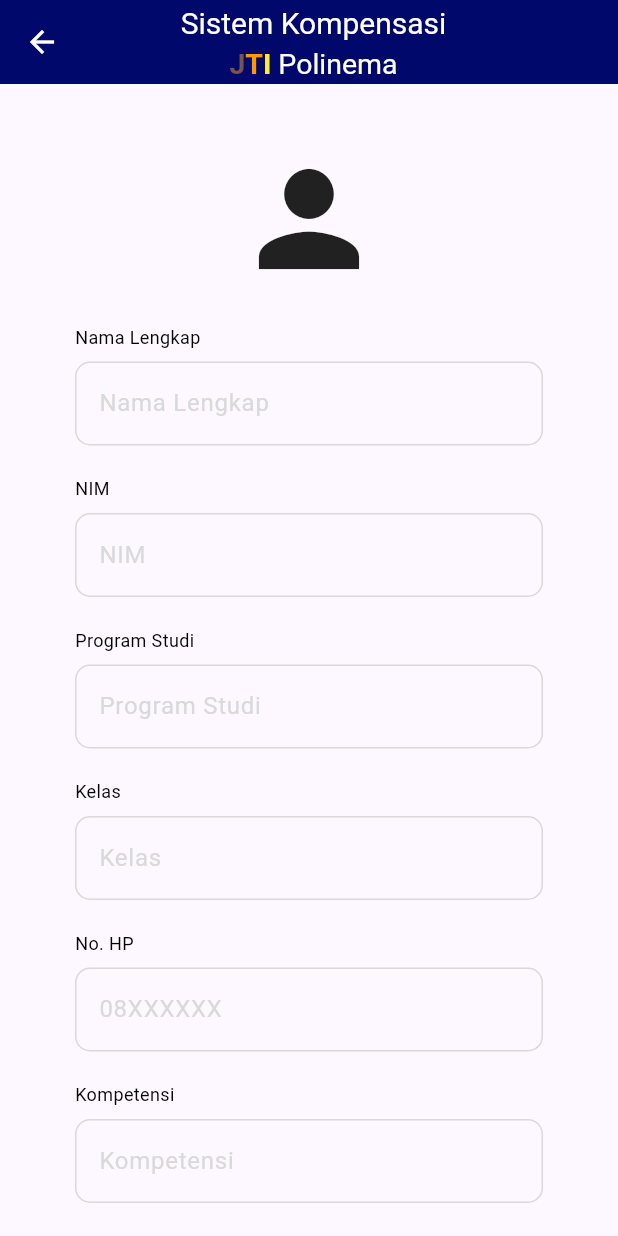
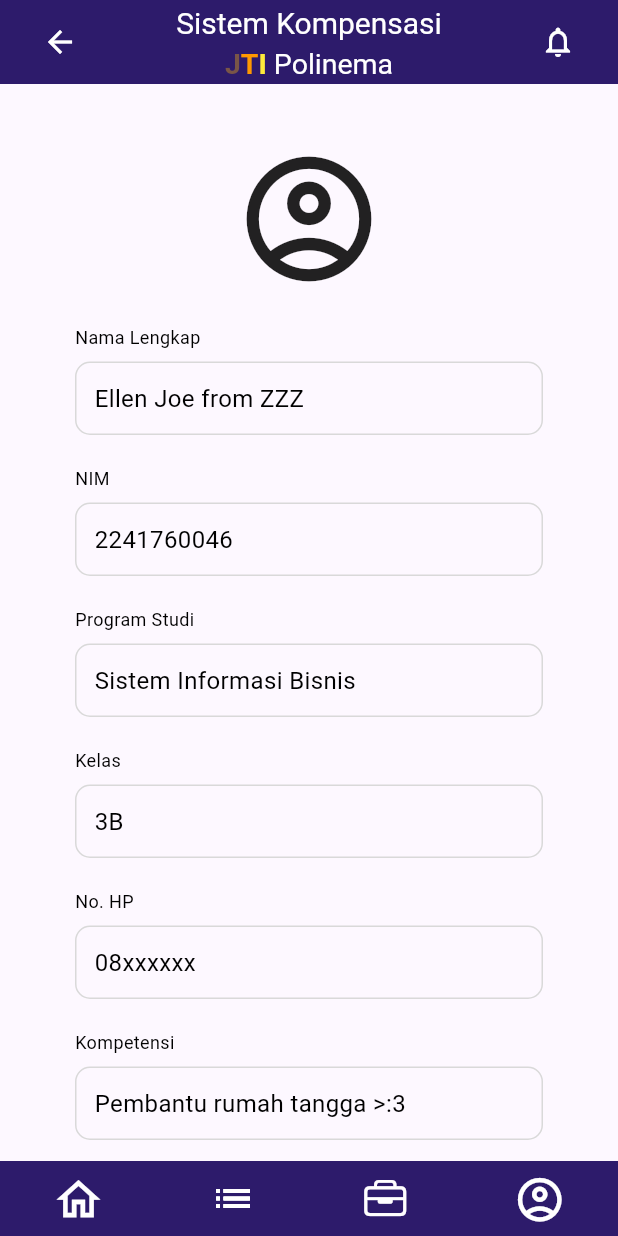
Before and after one commit to nauqi-1/Mobile_PBL, a Flutter app: the ProfilePage screen opened directly, on a phone screen of 412 x 824 dp. Run offline on Flutter 3.47's test engine with Material 3 defaults, Android fonts, the phone set to English and light mode, and no system bars.

Commit message:
Footer, Layout Header, Notif Ganti Password

```diff
--- a/lib/main.dart
+++ b/lib/main.dart
@@ -67,7 +67,7 @@ class _MyHomePageState extends State<MyHomePage> {
   Widget build(BuildContext context) {
     return Scaffold(
       appBar: AppBar(
-        backgroundColor: const Color(0xFF00086B),
+        backgroundColor: const Color(0xff2d1b6b),
         title: Center(
           child: Column(
             mainAxisSize: MainAxisSize.min,
--- a/lib/user/profile.dart
+++ b/lib/user/profile.dart
@@ -1,5 +1,7 @@
+import 'package:flutter/cupertino.dart';
 import 'package:flutter/material.dart';
-import 'package:testproject/main.dart';
+import 'change_password.dart';
+import 'edit_profile.dart';
 
 class ProfilePage extends StatefulWidget {
   const ProfilePage({super.key, required this.title});
@@ -11,24 +13,51 @@ class ProfilePage extends StatefulWidget {
 }
 
 class _ProfilePageState extends State<ProfilePage> {
+  String nama = "Ellen Joe from ZZZ";
+  String nim = "2241760046";
+  String prodi = "Sistem Informasi Bisnis";
+  String kelas = "3B";
+  String noHp = "08xxxxxx";
+  String kompetensi = "Pembantu rumah tangga >:3";
+
   void _editProfile() {
     print('Edit Profile');
+    Navigator.push(
+        context,
+        MaterialPageRoute(
+            builder: (context) => const EditProfilePage(
+                  title: 'Sistem Kompensasi',
+                )));
   }
 
   void _logOut() {
     print('Log Out');
   }
 
+  void _indexMhs() {
+    print('Index Mahasiswa');
+  }
+
+  void _notifMhs() {
+    print('Notifikasi Mahasiswa');
+  }
+
   @override
   Widget build(BuildContext context) {
     return Scaffold(
       appBar: AppBar(
-        automaticallyImplyLeading: true,
-        backgroundColor: const Color(0xFF00086B),
+        automaticallyImplyLeading: false,
+        backgroundColor: const Color(0xff2d1b6b),
         iconTheme: const IconThemeData(color: Colors.white),
         title: Row(
-          mainAxisAlignment: MainAxisAlignment.center,
+          mainAxisAlignment: MainAxisAlignment.spaceBetween,
           children: <Widget>[
+            IconButton(
+              icon: const Icon(Icons.arrow_back),
+              onPressed: () {
+                Navigator.pop(context);
+              },
+            ),
             Column(
               mainAxisSize: MainAxisSize.min,
               children: [
@@ -70,7 +99,12 @@ class _ProfilePageState extends State<ProfilePage> {
                 )
               ],
             ),
-            const SizedBox(width: 50),
+            IconButton(
+                onPressed: _notifMhs,
+                icon: const Icon(
+                  Icons.notifications_outlined,
+                  color: Colors.white,
+                ))
           ],
         ),
       ),
@@ -84,7 +118,7 @@ class _ProfilePageState extends State<ProfilePage> {
               const SizedBox(height: 20),
               const Center(
                   child: Icon(
-                Icons.person,
+                Icons.account_circle_outlined,
                 size: 100,
               )),
               const SizedBox(height: 20),
@@ -96,16 +130,19 @@ class _ProfilePageState extends State<ProfilePage> {
                 ),
               ),
               const SizedBox(height: 8),
-              const TextField(
-                decoration: InputDecoration(
-                  hintText: 'Nama Lengkap',
-                  hintStyle: TextStyle(color: Color(0xffd9d9d9)),
-                  enabledBorder: OutlineInputBorder(
-                    borderRadius: BorderRadius.all(Radius.circular(10)),
-                    borderSide: BorderSide(
-                      color: Color(0xFFd9d9d9),
-                      width: 1.0,
-                    ),
+              Container(
+                width: 500,
+                padding:
+                    const EdgeInsets.symmetric(horizontal: 12, vertical: 12),
+                decoration: BoxDecoration(
+                    border:
+                        Border.all(color: const Color(0xFFd9d9d9), width: 1),
+                    borderRadius: BorderRadius.circular(10)),
+                child: Text(
+                  nama,
+                  style: const TextStyle(
+                    fontSize: 16,
+                    color: Colors.black,
                   ),
                 ),
               ),
@@ -118,16 +155,19 @@ class _ProfilePageState extends State<ProfilePage> {
                 ),
               ),
               const SizedBox(height: 8),
-              const TextField(
-                decoration: InputDecoration(
-                  hintText: 'NIM',
-                  hintStyle: TextStyle(color: Color(0xffd9d9d9)),
-                  enabledBorder: OutlineInputBorder(
-                    borderRadius: BorderRadius.all(Radius.circular(10)),
-                    borderSide: BorderSide(
-                      color: Color(0xFFd9d9d9),
-                      width: 1.0,
-                    ),
+              Container(
+                width: 500,
+                padding:
+                    const EdgeInsets.symmetric(horizontal: 12, vertical: 12),
+                decoration: BoxDecoration(
+                    border:
+                        Border.all(color: const Color(0xFFd9d9d9), width: 1),
+                    borderRadius: BorderRadius.circular(10)),
+                child: Text(
+                  nim,
+                  style: const TextStyle(
+                    fontSize: 16,
+                    color: Colors.black,
                   ),
                 ),
               ),
@@ -140,16 +180,19 @@ class _ProfilePageState extends State<ProfilePage> {
                 ),
               ),
               const SizedBox(height: 8),
-              const TextField(
-                decoration: InputDecoration(
-                  hintText: 'Program Studi',
-                  hintStyle: TextStyle(color: Color(0xffd9d9d9)),
-                  enabledBorder: OutlineInputBorder(
-                    borderRadius: BorderRadius.all(Radius.circular(10)),
-                    borderSide: BorderSide(
-                      color: Color(0xFFd9d9d9),
-                      width: 1.0,
-                    ),
+              Container(
+                width: 500,
+                padding:
+                    const EdgeInsets.symmetric(horizontal: 12, vertical: 12),
+                decoration: BoxDecoration(
+                    border:
+                        Border.all(color: const Color(0xFFd9d9d9), width: 1),
+                    borderRadius: BorderRadius.circular(10)),
+                child: Text(
+                  prodi,
+                  style: const TextStyle(
+                    fontSize: 16,
+                    color: Colors.black,
                   ),
                 ),
               ),
@@ -162,16 +205,19 @@ class _ProfilePageState extends State<ProfilePage> {
                 ),
               ),
               const SizedBox(height: 8),
-              const TextField(
-                decoration: InputDecoration(
-                  hintText: 'Kelas',
-                  hintStyle: TextStyle(color: Color(0xffd9d9d9)),
-                  enabledBorder: OutlineInputBorder(
-                    borderRadius: BorderRadius.all(Radius.circular(10)),
-                    borderSide: BorderSide(
-                      color: Color(0xFFd9d9d9),
-                      width: 1.0,
-                    ),
+              Container(
+                width: 500,
+                padding:
+                    const EdgeInsets.symmetric(horizontal: 12, vertical: 12),
+                decoration: BoxDecoration(
+                    border:
+                        Border.all(color: const Color(0xFFd9d9d9), width: 1),
+                    borderRadius: BorderRadius.circular(10)),
+                child: Text(
+                  kelas,
+                  style: const TextStyle(
+                    fontSize: 16,
+                    color: Colors.black,
                   ),
                 ),
               ),
@@ -184,16 +230,19 @@ class _ProfilePageState extends State<ProfilePage> {
                 ),
               ),
               const SizedBox(height: 8),
-              const TextField(
-                decoration: InputDecoration(
-                  hintText: '08XXXXXX',
-                  hintStyle: TextStyle(color: Color(0xffd9d9d9)),
-                  enabledBorder: OutlineInputBorder(
-                    borderRadius: BorderRadius.all(Radius.circular(10)),
-                    borderSide: BorderSide(
-                      color: Color(0xFFd9d9d9),
-                      width: 1.0,
-                    ),
+              Container(
+                width: 500,
+                padding:
+                    const EdgeInsets.symmetric(horizontal: 12, vertical: 12),
+                decoration: BoxDecoration(
+                    border:
+                        Border.all(color: const Color(0xFFd9d9d9), width: 1),
+                    borderRadius: BorderRadius.circular(10)),
+                child: Text(
+                  noHp,
+                  style: const TextStyle(
+                    fontSize: 16,
+                    color: Colors.black,
                   ),
                 ),
               ),
@@ -206,16 +255,19 @@ class _ProfilePageState extends State<ProfilePage> {
                 ),
               ),
               const SizedBox(height: 8),
-              const TextField(
-                decoration: InputDecoration(
-                  hintText: 'Kompetensi',
-                  hintStyle: TextStyle(color: Color(0xffd9d9d9)),
-                  enabledBorder: OutlineInputBorder(
-                    borderRadius: BorderRadius.all(Radius.circular(10)),
-                    borderSide: BorderSide(
-                      color: Color(0xFFd9d9d9),
-                      width: 1.0,
-                    ),
+              Container(
+                width: 500,
+                padding:
+                    const EdgeInsets.symmetric(horizontal: 12, vertical: 12),
+                decoration: BoxDecoration(
+                    border:
+                        Border.all(color: const Color(0xFFd9d9d9), width: 1),
+                    borderRadius: BorderRadius.circular(10)),
+                child: Text(
+                  kompetensi,
+                  style: const TextStyle(
+                    fontSize: 16,
+                    color: Colors.black,
                   ),
                 ),
               ),
@@ -226,37 +278,107 @@ class _ProfilePageState extends State<ProfilePage> {
                   ElevatedButton(
                       onPressed: _editProfile,
                       style: ElevatedButton.styleFrom(
-                      backgroundColor: Colors.black,
+                        padding: const EdgeInsets.symmetric(horizontal: 5),
+                        backgroundColor: Color(0xFF2c2c2c),
                         shape: RoundedRectangleBorder(
                           borderRadius: BorderRadius.circular(10),
                         ),
                       ),
-                    child: const Text(
+                      child: const Row(
+                        children: [
+                          Icon(
+                            Icons.edit_outlined,
+                            color: Colors.white,
+                          ),
+                          Text(
                             'Edit',
                             style: TextStyle(color: Colors.white),
-                    ),
-                  ),
+                          )
+                        ],
+                      )),
                   const SizedBox(width: 20),
                   ElevatedButton(
                       onPressed: _logOut,
                       style: ElevatedButton.styleFrom(
-                      backgroundColor: Colors.black,
+                        padding: const EdgeInsets.symmetric(horizontal: 5),
+                        backgroundColor: Color(0xFF2c2c2c),
                         shape: RoundedRectangleBorder(
                           borderRadius: BorderRadius.circular(10),
                         ),
                       ),
-                    child: const Text(
+                      child: const Row(children: <Widget>[
+                        Icon(
+                          Icons.logout_outlined,
+                          color: Colors.white,
+                        ),
+                        Text(
                           'Log Out',
                           style: TextStyle(color: Colors.white),
+                        ),
+                      ])),
+                ],
+              ),
+              const SizedBox(height: 20),
+              Center(
+                child: GestureDetector(
+                  onTap: () {
+                    Navigator.push(
+                      context,
+                      MaterialPageRoute(
+                          builder: (context) => const ChangePasswordPage(
+                                title: 'Sistem Kompensasi',
+                              )),
+                    );
+                  },
+                  child: const Text(
+                    'Ganti Password',
+                    style: TextStyle(
+                      color: Colors.black,
+                      decoration: TextDecoration.underline,
+                    ),
+                  ),
                 ),
               ),
             ],
           ),
-              const SizedBox(height: 20),
+        ),
+      ),
+      bottomNavigationBar: SizedBox(
+          height: 50,
+          child: Container(
+            color: const Color(0xff2d1b6b),
+            child: Row(
+              mainAxisAlignment: MainAxisAlignment.spaceAround,
+              crossAxisAlignment: CrossAxisAlignment.center,
+              children: [
+                IconButton(
+                    onPressed: _indexMhs,
+                    icon: const Icon(
+                      Icons.home_outlined,
+                      color: Colors.white,
+                      size: 35,
+                    )),
+                IconButton(
+                    onPressed: _notifMhs,
+                    icon: const Icon(
+                      Icons.list_sharp,
+                      color: Colors.white,
+                      size: 30,
+                    )),
+                IconButton(
+                    onPressed: _notifMhs,
+                    icon: const Icon(
+                      CupertinoIcons.briefcase,
+                      color: Colors.white,
+                      size: 30,
+                    )),
+                IconButton(
+                    onPressed: _notifMhs,
+                    icon: const Icon(Icons.account_circle_outlined,
+                        color: Colors.white, size: 35))
               ],
             ),
-        ),
-      ),
+          )),
     );
   }
 }
```
Also changed, not shown: lib/user/change_password.dart (+12 -4 lines), lib/user/edit_profile.dart (added, +385 -0 lines). Lines whose indentation alone changed are shown as unchanged.
